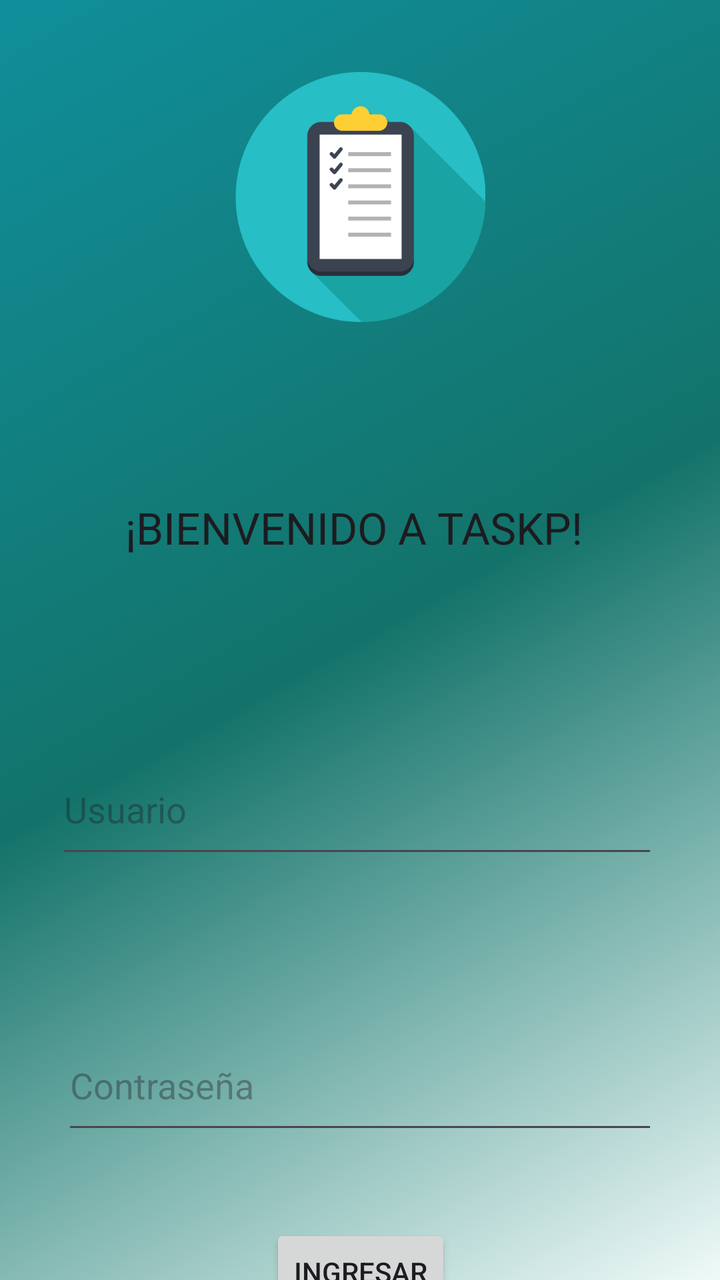
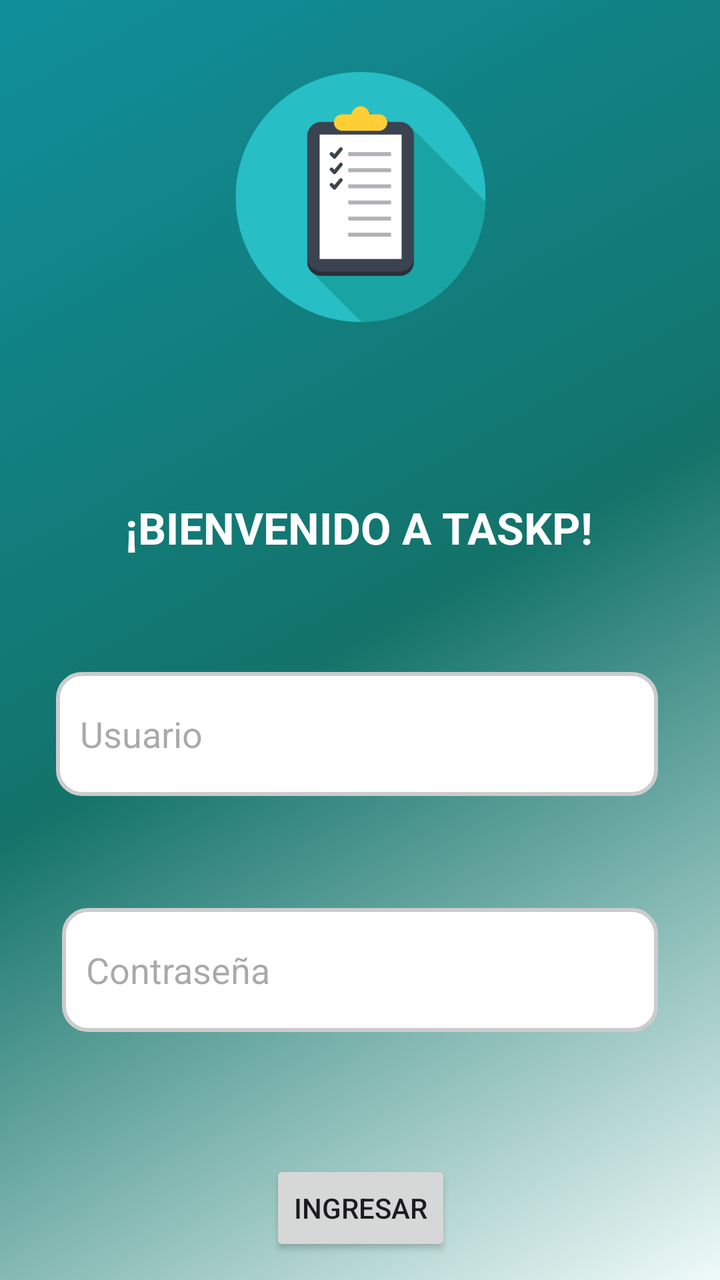

Before-and-after screenshots of an Android layout around one commit, followed by the original layout XML and the change that was made.
<!-- AndroidManifest.xml: application theme Theme.App_base -->
<!-- res/layout/activity_main.xml -->
<?xml version="1.0" encoding="utf-8"?>
<androidx.constraintlayout.widget.ConstraintLayout xmlns:android="http://schemas.android.com/apk/res/android"
    xmlns:app="http://schemas.android.com/apk/res-auto"
    xmlns:tools="http://schemas.android.com/tools"
    android:id="@+id/main"
    android:layout_width="match_parent"
    android:layout_height="match_parent"
    android:background="@drawable/gradient_background"
    tools:context=".MainActivity">

    <androidx.constraintlayout.widget.ConstraintLayout
        android:layout_width="358dp"
        android:layout_height="490dp"
        android:layout_marginTop="44dp"
        app:layout_constraintEnd_toEndOf="parent"
        app:layout_constraintHorizontal_bias="0.49"
        app:layout_constraintStart_toStartOf="parent"
        app:layout_constraintTop_toBottomOf="@+id/imageView2">

        <TextView
            android:id="@+id/txtWelcome"
            android:layout_width="235dp"
            android:layout_height="39dp"
            android:layout_marginTop="44dp"
            android:text="¡BIENVENIDO A TASKP!"
            android:textAppearance="@style/TextAppearance.AppCompat.Large"
            app:layout_constraintEnd_toEndOf="parent"
            app:layout_constraintStart_toStartOf="parent"
            app:layout_constraintTop_toTopOf="parent" />

        <EditText
            android:id="@+id/editUser"
            android:layout_width="301dp"
            android:layout_height="62dp"
            android:layout_marginTop="84dp"
            android:ems="10"
            android:hint="Usuario"
            android:inputType="text"
            app:layout_constraintEnd_toEndOf="parent"
            app:layout_constraintHorizontal_bias="0.473"
            app:layout_constraintStart_toStartOf="parent"
            app:layout_constraintTop_toBottomOf="@+id/txtWelcome" />

        <EditText
            android:id="@+id/editPass"
            android:layout_width="298dp"
            android:layout_height="62dp"
            android:layout_marginTop="76dp"
            android:ems="10"
            android:hint="Contraseña"
            android:inputType="textPassword"
            app:layout_constraintEnd_toEndOf="parent"
            app:layout_constraintStart_toStartOf="parent"
            app:layout_constraintTop_toBottomOf="@+id/editUser" />

        <Button
            android:id="@+id/editBoton"
            android:layout_width="wrap_content"
            android:layout_height="wrap_content"
            android:layout_marginTop="40dp"
            android:onClick="IniciarSesion"
            android:text="Ingresar"
            app:layout_constraintEnd_toEndOf="parent"
            app:layout_constraintHorizontal_bias="0.501"
            app:layout_constraintStart_toStartOf="parent"
            app:layout_constraintTop_toBottomOf="@+id/editPass" />
    </androidx.constraintlayout.widget.ConstraintLayout>

    <ImageView
        android:id="@+id/imageView2"
        android:layout_width="155dp"
        android:layout_height="125dp"
        android:layout_marginTop="36dp"
        app:layout_constraintEnd_toEndOf="parent"
        app:layout_constraintStart_toStartOf="parent"
        app:layout_constraintTop_toTopOf="parent"
        app:srcCompat="@drawable/logolis" />
</androidx.constraintlayout.widget.ConstraintLayout>
<!-- resources referenced by this layout -->
<resources>
  <!-- drawable gradient_background (drawable) -->
  <?xml version="1.0" encoding="utf-8"?>
  <selector xmlns:android="http://schemas.android.com/apk/res/android">
      <item>
          <shape>
              <gradient
                  android:startColor="#EFFAF8"
                  android:centerColor="#13736A"
                  android:endColor="#108F9B"
                  android:angle="135"/>
              <corners
                  android:radius="0dp"/>
          </shape>
      </item>
  </selector>
  <!-- drawable logolis: png bitmap (drawable, 26830 bytes) -->
  <style name="Theme.App_base" parent="Base.Theme.App_base" />
  <style name="Base.Theme.App_base" parent="Theme.Material3.DayNight.NoActionBar">
          
          
      </style>
</resources>

<!-- the commit's change to res/layout/activity_main.xml (unified diff, before → after) -->
@@ -23,6 +23,8 @@
             android:layout_height="39dp"
             android:layout_marginTop="44dp"
             android:text="¡BIENVENIDO A TASKP!"
+            android:textColor="#ffffff"
+            android:textStyle="bold"
             android:textAppearance="@style/TextAppearance.AppCompat.Large"
             app:layout_constraintEnd_toEndOf="parent"
             app:layout_constraintStart_toStartOf="parent"
@@ -32,10 +34,12 @@
             android:id="@+id/editUser"
             android:layout_width="301dp"
             android:layout_height="62dp"
-            android:layout_marginTop="84dp"
+            android:layout_marginTop="48dp"
+            android:background="@drawable/txtview_gradient"
             android:ems="10"
             android:hint="Usuario"
             android:inputType="text"
+            android:padding="12dp"
             app:layout_constraintEnd_toEndOf="parent"
             app:layout_constraintHorizontal_bias="0.473"
             app:layout_constraintStart_toStartOf="parent"
@@ -45,10 +49,12 @@
             android:id="@+id/editPass"
             android:layout_width="298dp"
             android:layout_height="62dp"
-            android:layout_marginTop="76dp"
+            android:layout_marginTop="56dp"
+            android:background="@drawable/txtview_gradient"
             android:ems="10"
             android:hint="Contraseña"
             android:inputType="textPassword"
+            android:padding="12dp"
             app:layout_constraintEnd_toEndOf="parent"
             app:layout_constraintStart_toStartOf="parent"
             app:layout_constraintTop_toBottomOf="@+id/editUser" />
@@ -57,7 +63,7 @@
             android:id="@+id/editBoton"
             android:layout_width="wrap_content"
             android:layout_height="wrap_content"
-            android:layout_marginTop="40dp"
+            android:layout_marginTop="64dp"
             android:onClick="IniciarSesion"
             android:text="Ingresar"
             app:layout_constraintEnd_toEndOf="parent"
<!-- resource entries referenced after the edit -->
@@ -16,6 +16,18 @@
       </item>
   </selector>
   <!-- drawable logolis: png bitmap (drawable, 26830 bytes) -->
+  <!-- drawable txtview_gradient (drawable) -->
+  <shape xmlns:android="http://schemas.android.com/apk/res/android"
+      android:shape="rectangle">
+  
+      <solid android:color="#FFFFFF"/>
+  
+      <corners android:radius="12dp"/>
+  
+      <stroke
+          android:width="2dp"
+          android:color="#CCCCCC"/>
+  </shape>
   <style name="Theme.App_base" parent="Base.Theme.App_base" />
   <style name="Base.Theme.App_base" parent="Theme.Material3.DayNight.NoActionBar">
           
